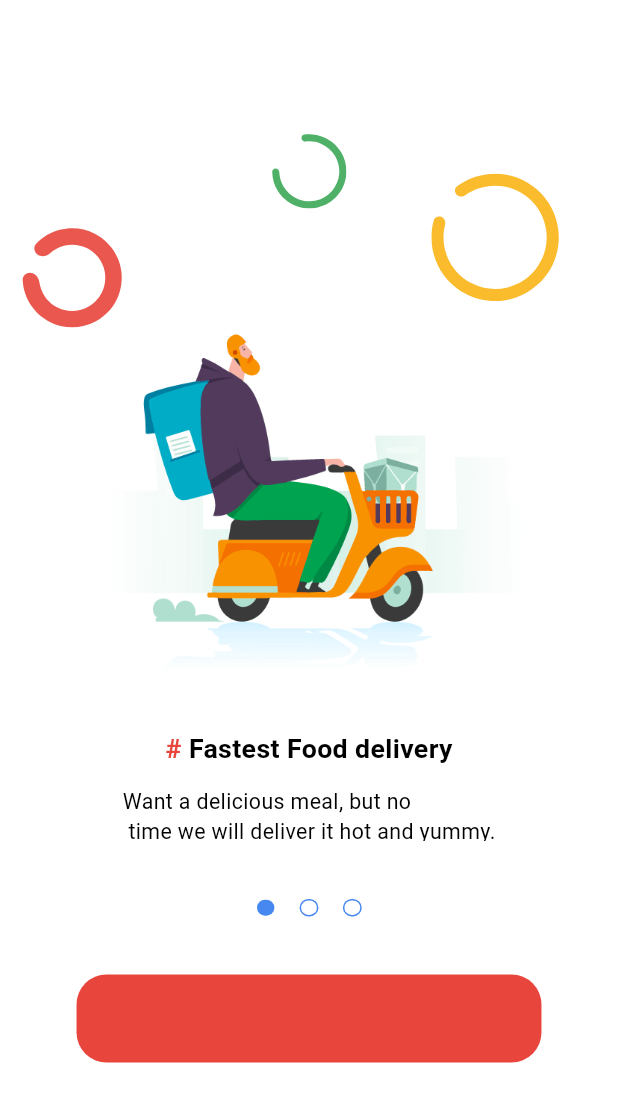
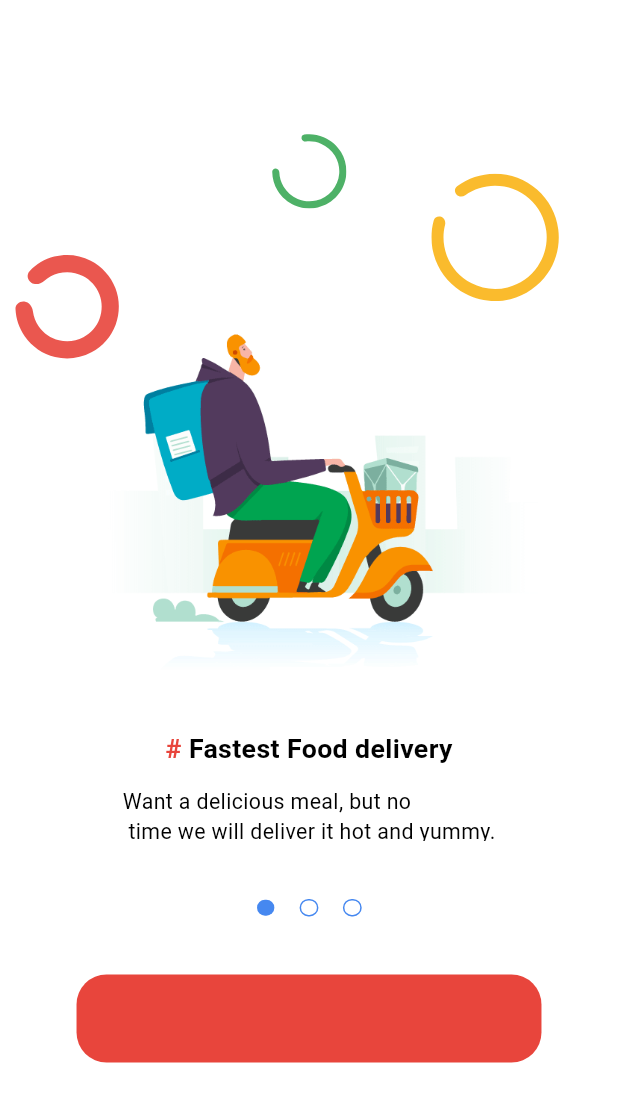
Before and after one commit to najeebaslan/food_delivery, a Flutter app: the screen it shows after launch, on a phone screen of 412 x 824 dp. Shown: the top 1102 px of the screen. Run offline on Flutter 3.47's test engine with Material 3 defaults, Android fonts, the phone set to English and light mode, and no system bars; drawn by our look-alikes of flutter_platform_widgets, smooth_page_indicator; our stand-ins replace bloc, flutter_bloc, flutter_native_splash, flutter_screenutil, flutter_svg, shared_preferences.

```diff
--- /dev/null
+++ b/lib/core/constants/num_constants.dart
@@ -0,0 +1,3 @@
+class NumConstants {
+  static const int animationDurationTime = 800;
+}
--- a/lib/core/widget/custom_painters/onboarding_circle_bold_red.dart
+++ b/lib/core/widget/custom_painters/onboarding_circle_bold_red.dart
@@ -6,7 +6,7 @@ class OnboardingCircleBoldRed extends StatelessWidget {
 
   @override
   Widget build(BuildContext context) {
-    double onboardingCircleRedWidth = 69.33.w;
+    double onboardingCircleRedWidth = 72.33.w;
 
     return CustomPaint(
       size: Size(
--- a/lib/core/widget/splash_animation/splash_animation_view.dart
+++ b/lib/core/widget/splash_animation/splash_animation_view.dart
@@ -6,6 +6,7 @@ import 'package:flutter_svg/flutter_svg.dart';
 
 import '../../../features/onboading/onboarding_home_view.dart';
 import '../../constants/assets_constants.dart';
+import '../../constants/num_constants.dart';
 import '../../router/routes_constants.dart';
 import 'widgets/cola_positioned.dart';
 import 'widgets/fast_delivery_positioned.dart';
@@ -82,7 +83,9 @@ class _SplashAnimationViewState extends State<SplashAnimationView>
     animationController.forward().whenComplete(
       () {
         return Future.delayed(
-          const Duration(milliseconds: 800),
+          const Duration(
+            milliseconds: NumConstants.animationDurationTime,
+          ),
           () async {
             return Navigator.pushNamedAndRemoveUntil(
               context,
--- a/lib/core/widget/splash_animation/widgets/cola_positioned.dart
+++ b/lib/core/widget/splash_animation/widgets/cola_positioned.dart
@@ -4,6 +4,7 @@ import 'package:flutter_svg/svg.dart';
 
 import '../../../../features/onboading/onboarding_home_view.dart';
 import '../../../constants/assets_constants.dart';
+import '../../../constants/num_constants.dart';
 
 class ColaPositioned extends StatelessWidget {
   const ColaPositioned({
@@ -46,7 +47,9 @@ class ColaPositioned extends StatelessWidget {
                       bool startSwitch = customAnimation.value > 0.0859375 ? true : false;
 
                       return AnimatedSwitcher(
-                        duration: const Duration(milliseconds: 800),
+                        duration: const Duration(
+                          milliseconds: NumConstants.animationDurationTime,
+                        ),
                         transitionBuilder: (child, animation) {
                           return FadeTransition(opacity: animation, child: child);
                         },
--- a/lib/features/onboading/onboarding_home_view.dart
+++ b/lib/features/onboading/onboarding_home_view.dart
@@ -1,4 +1,3 @@
-import 'dart:developer';
 import 'dart:math' as math;
 
 import 'package:flutter/cupertino.dart';
@@ -8,6 +7,7 @@ import 'package:flutter_screenutil/flutter_screenutil.dart';
 import 'package:flutter_svg/svg.dart';
 
 import '../../core/constants/assets_constants.dart';
+import '../../core/constants/num_constants.dart';
 import '../../core/widget/custom_painters/onboarding_circle_bold_red.dart';
 import 'widgets/body_onboarding.dart';
 
@@ -36,12 +36,13 @@ class _OnboardingHomeViewState extends State<OnboardingHomeView>
     'Want a delicious meal, but no\n time we will deliver it hot and yummy.',
   ];
   late Tween<double> _colorTween;
-
   @override
   void initState() {
     super.initState();
     _animationController = AnimationController(
-      duration: const Duration(milliseconds: 1000),
+      duration: Duration(
+        milliseconds: NumConstants.animationDurationTime,
+      ),
       vsync: this,
     );
 
@@ -51,7 +52,7 @@ class _OnboardingHomeViewState extends State<OnboardingHomeView>
         _animation = Tween<double>(begin: 0, end: math.pi / 1.5);
         _delayTimeStartAnimation.value = true;
         _animationController.forward();
-        _colorTween = Tween<double>(begin: 1, end: 0.0);
+        _colorTween = Tween<double>(begin: 0.5, end: 0.0);
         _animationController.addListener(() {});
         _animationController.addStatusListener((status) {
           if (status == AnimationStatus.completed) {}
@@ -111,31 +112,33 @@ class _OnboardingHomeViewState extends State<OnboardingHomeView>
                   ),
                 ),
                 AnimatedPositioned(
-                  top: isStart ? 170.h : 340.h,
-                  left: isStart ? -5.w : 20.w,
-                  // curve: Curves.easeInOut,
-                  duration: Duration(milliseconds: 1000),
-                  child: Hero(
-                    tag: widget.onboardingHeroTags.drinkTag,
+                  top: isStart ? 190.h : 340.h,
+                  left: isStart ? -10.w : 20.w,
+                  duration: Duration(milliseconds: NumConstants.animationDurationTime),
                   child: AnimatedBuilder(
                     animation: Listenable.merge([_animationController]),
                     builder: (context, child) {
-                        if (isStart) {
-                          log(_animation.evaluate(_animationController).toString());
-                        }
                       return Transform(
                         alignment: Alignment.center,
                         transform: Matrix4.identity()
                           ..rotateZ(
                             isStart ? _animation.evaluate(_animationController) : 0,
                           ),
-                          child: isStart
-                              ? Transform.rotate(
+                        child: AnimatedCrossFade(
+                          firstChild: Hero(
+                            tag: widget.onboardingHeroTags.drinkTag,
+                            child: SvgPicture.asset(
+                              ImagesConstants.onboardingCircleRed,
+                              height: 69.33.h,
+                              width: 69.33.w,
+                            ),
+                          ),
+                          secondChild: Transform.rotate(
                               alignment: Alignment.center,
                               angle: 4.1,
                               child: Stack(
                                 alignment: Alignment.center,
-                                    // clipBehavior: Clip.none,
+                                clipBehavior: Clip.none,
                                 children: [
                                   OnboardingCircleBoldRed(),
                                   Transform.rotate(
@@ -143,26 +146,29 @@ class _OnboardingHomeViewState extends State<OnboardingHomeView>
                                     alignment: Alignment.center,
                                     child: SvgPicture.asset(
                                       ImagesConstants.onboardingCircleRed,
-                                          height: 65.33.h,
-                                          width: 65.33.w,
+                                      height: 69.33.h,
+                                      width: 69.33.w,
                                       colorFilter: ColorFilter.mode(
                                         Color(0xFFE8453C).withOpacity(
-                                              _colorTween.evaluate(_animationController),
+                                          isStart
+                                              ? _colorTween.evaluate(_animationController)
+                                              : 0,
                                         ),
                                         BlendMode.srcIn,
                                       ),
                                     ),
                                   ),
                                 ],
-                                  ))
-                              : SvgPicture.asset(
-                                  ImagesConstants.onboardingCircleRed,
-                                  height: 69.33.h,
-                                  width: 69.33.w,
+                              )),
+                          crossFadeState: isStart
+                              ? CrossFadeState.showSecond
+                              : CrossFadeState.showFirst,
+                          duration: Duration(
+                            milliseconds: NumConstants.animationDurationTime,
+                          ),
                         ),
                       );
                     },
-                    ),
                   ),
                 ),
                 Positioned(
--- a/lib/features/onboading/widgets/body_onboarding.dart
+++ b/lib/features/onboading/widgets/body_onboarding.dart
@@ -3,6 +3,7 @@ import 'package:flutter_bloc/flutter_bloc.dart';
 import 'package:flutter_screenutil/flutter_screenutil.dart';
 import 'package:smooth_page_indicator/smooth_page_indicator.dart';
 
+import '../../../core/constants/num_constants.dart';
 import '../../../core/styles/app_colors.dart';
 import '../../../core/widget/custom_elevated_button.dart';
 import '../onboarding_cubit/onboarding_cubit.dart';
@@ -61,7 +62,9 @@ class BodyOnboardingHome extends StatelessWidget {
               height: 38.w,
               child: Center(
                 child: AnimatedSwitcher(
-                  duration: const Duration(milliseconds: 700),
+                  duration: const Duration(
+                    milliseconds: NumConstants.animationDurationTime,
+                  ),
                   transitionBuilder: (child, animation) {
                     return FadeTransition(opacity: animation, child: child);
                   },
@@ -80,7 +83,7 @@ class BodyOnboardingHome extends StatelessWidget {
             ),
             SizedBox(height: 44.h),
             AnimatedSmoothIndicator(
-              duration: Duration(milliseconds: 800),
+              duration: Duration(milliseconds: NumConstants.animationDurationTime),
               onDotClicked: (index) => onboardingStats.nextIndicator(index: index),
               axisDirection: Axis.horizontal,
               activeIndex: onboardingStats.indexIndicator,
```
Lines whose indentation alone changed are shown as unchanged.
